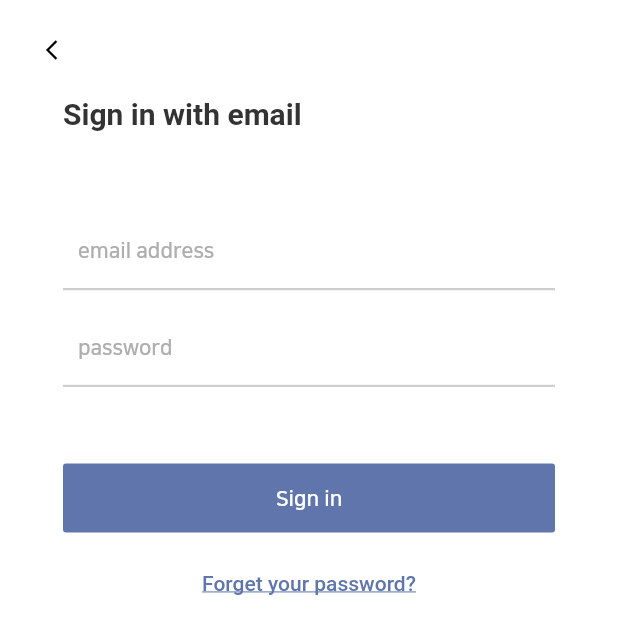
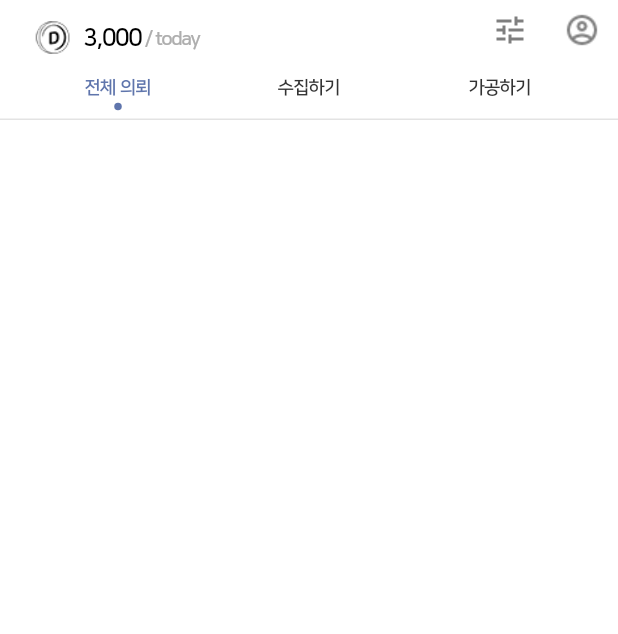
Before and after one commit to cau-deal/deal-application, a Flutter app: the LoginEmailPage widget shown alone on an empty page, opened directly, after a tap on "Sign in", on a phone screen of 412 x 824 dp. Shown: the top 634 px of the screen. Run offline on Flutter 3.47's test engine with Material 2 defaults, Android fonts, the phone set to English and light mode, and no system bars; our stand-ins replace double_back_to_close_app, firebase_auth, firebase_messaging, fluttertoast, google_sign_in, shared_preferences; missing offline and left inert: flutter_crashlytics, flutter_lottie, flutter_page_indicator; accounts and stored records are empty; Roboto replaces fonts that are missing (Hind).

Commit message:
[UI][Android] publish mission list page

```diff
--- a/lib/src/screens/login_email/login_email.dart
+++ b/lib/src/screens/login_email/login_email.dart
@@ -5,6 +5,7 @@ import 'package:deal/src/custom/widgets/white_round_button.dart';
 import 'package:deal/src/custom/widgets/styled_textform_field.dart';
 import 'package:deal/src/custom/widgets/tall_height_app_bar_container.dart';
 
+import 'package:deal/src/screens/mission_list/mission_list.dart';
 import 'package:deal/src/screens/forgot_password/forgot_password.dart';
 
 
@@ -42,7 +43,13 @@ class LoginEmailPage extends StatelessWidget {
                       buttonColor: Color(0xFF5f75ac),
                       textColor: Colors.white,
                       text: S.of(ctx).prompt_login,
-                      onPressed: () {}
+                      onPressed: () {
+                        Navigator.pushAndRemoveUntil(
+                            ctx,
+                            MaterialPageRoute(builder: (ctx) => MissionListPage()),
+                            (Route<dynamic> route) => false
+                        );
+                      }
                   ),
                 ),
                 margin: EdgeInsets.only(top: 50)
--- /dev/null
+++ b/lib/src/screens/mission_list/mission_list.dart
@@ -0,0 +1,43 @@
+import 'package:flutter/material.dart';
+import 'package:deal/generated/i18n.dart';
+
+import 'package:deal/src/custom/widgets/styled_textform_field.dart';
+import 'widgets/mission_list_tab_container.dart';
+
+
+class MissionListPage extends StatelessWidget {
+
+  @override
+  Widget build(BuildContext ctx) {
+
+    return new MissionListTabContainer(
+      text: S.of(ctx).title_login_with_email,
+      child: Container(
+        padding: EdgeInsets.only(left: 42, right: 42),
+        child: Container(
+          child: Column(
+            children: <Widget>[
+              Container(
+                child: StyledTextFormField(
+                  placeholder: S.of(ctx).login_email_hint,
+                  textInputType: TextInputType.emailAddress,
+                ),
+                margin: EdgeInsets.only(top: 32)
+              ),
+
+              Container(
+                child: StyledTextFormField(
+                  placeholder: S.of(ctx).login_password_hint,
+                  textInputType: TextInputType.visiblePassword,
+                  obscure: true,
+                ),
+                margin: EdgeInsets.only(top: 12)
+              ),
+
+            ],
+          )
+        )
+      )
+    );
+  }
+}
--- /dev/null
+++ b/lib/src/screens/mission_list/widgets/mission_list_tab_bar.dart
@@ -0,0 +1,72 @@
+import 'package:flutter/material.dart';
+
+
+class MissionListTabBar extends StatelessWidget {
+
+  final List<String> items;
+
+  MissionListTabBar({
+    @required this.items,
+  }) : assert(items != null);
+
+  @override
+  Widget build(BuildContext context) {
+    return Container(
+      decoration: BoxDecoration(
+            border: Border(
+                bottom: BorderSide(
+                  color: Color(0xffE3E3E3),
+                  width: 1.0,
+                  style: BorderStyle.solid,
+                )
+            )
+        ),
+      padding: EdgeInsets.only(left: 15, right: 15),
+      height: 40,
+      child: TabBar(
+        unselectedLabelStyle: TextStyle(fontFamily: "NanumSquare", fontSize: 12.0, fontWeight: FontWeight.w600),
+          labelStyle: TextStyle(fontFamily: "NanumSquare", fontSize: 12.0, fontWeight: FontWeight.w600),
+          indicator: CustomTabIndicator(),
+          labelColor: Color(0xff5F75AC),
+          unselectedLabelColor: Color(0xff333333),
+          tabs: this.items.map((title) => Tab(text: title)).toList()
+        )
+    );
+  }
+}
+
+class CustomTabIndicator extends Decoration {
+  @override
+  _CustomPainter createBoxPainter([VoidCallback onChanged]) {
+    return new _CustomPainter(this, onChanged);
+  }
+}
+
+class _CustomPainter extends BoxPainter {
+
+  final CustomTabIndicator decoration;
+
+  _CustomPainter(this.decoration, VoidCallback onChanged)
+      : assert(decoration != null),
+        super(onChanged);
+
+  @override
+  void paint(Canvas canvas, Offset offset, ImageConfiguration configuration) {
+    assert(configuration != null);
+    assert(configuration.size != null);
+
+    //offset is the position from where the decoration should be drawn.
+    //configuration.size tells us about the height and width of the tab.
+    final Rect rect = offset & configuration.size;
+    final Paint paint = Paint();
+
+    paint.color = Color(0xff5F75AC);
+    paint.style = PaintingStyle.fill;
+
+    final dx = offset.dx + (rect.width / 2);
+    final dy = rect.height - 8;
+
+    canvas.drawCircle(Offset(dx, dy), 2.5, paint);
+  }
+
+}
--- /dev/null
+++ b/lib/src/screens/mission_list/widgets/mission_list_tab_container.dart
@@ -0,0 +1,101 @@
+import 'package:flutter/material.dart';
+
+import './mission_list_tab_bar.dart';
+
+
+class MissionListTabContainer extends StatelessWidget {
+
+  final Widget child;
+  final String text;
+
+  final List<String> items = ["test", "test", "test"];
+
+  MissionListTabContainer({
+    @required this.child,
+    @required this.text,
+  }) : assert(child != null), assert(text != null);
+
+  @override
+  Widget build(BuildContext context) {
+    return new DefaultTabController(
+        length: 3,
+        child: NestedScrollView(
+          headerSliverBuilder: (BuildContext context, bool innerBoxIsScrolled){
+            return [
+              SliverAppBar(
+                expandedHeight: 80.0,
+                elevation: 0,
+                backgroundColor: Colors.white,
+                floating: true,
+                pinned: true,
+                snap: true,
+                title: Container(
+                  padding: EdgeInsets.only(top: 10.0),
+                  child: RichText(
+                    text: TextSpan(
+                        children: <TextSpan>[
+                          TextSpan(
+                              text: "3,000",
+                              style: TextStyle(
+                                fontFamily: "NanumSquare",
+                                fontSize: 16.0,
+                                color: Colors.black,
+                                letterSpacing: -1.0,
+                                fontWeight: FontWeight.w600
+                              ),
+                          ),
+                          TextSpan(
+                              text: " / today",
+                              style: TextStyle(
+                                  fontFamily: "NanumSquare",
+                                  fontSize: 13.0,
+                                  color: Color(0xffAEAEAE),
+                                  letterSpacing: -1.0,
+                                  fontWeight: FontWeight.w600
+                              ),
+                          )
+                        ]
+                    ),
+                    textAlign: TextAlign.left,
+                    overflow: TextOverflow.fade,
+                    maxLines: 3,
+                  )
+                ),
+                titleSpacing: 0,
+                bottom: PreferredSize(
+                    preferredSize: Size.fromHeight(40.0),
+                    child: MissionListTabBar(
+                        items: ["전체 의뢰", "수집하기", "가공하기"]
+                    )
+                ),
+                leading: IconButton(
+                  icon: Image.asset("res/images/app-logo-black.png"),
+                  iconSize: 24,
+                  padding: const EdgeInsets.only(left:15.0, top: 10.0),
+                  onPressed: () { },
+                ),
+                actions: <Widget>[
+                  IconButton(
+                    icon: Image.asset("res/images/icon_tune.png"),
+                    iconSize: 24
+                  ),
+                  IconButton(
+                      icon: Image.asset("res/images/icon_mypage.png"),
+                      iconSize: 24
+                  )
+                ],
+              )
+            ];
+          },
+
+          body: TabBarView(
+            children: <Widget>[
+              Center(child: Container(color: Colors.white)),
+              Center(child: Container(color: Colors.pinkAccent)),
+              Center(child: Container(color: Colors.amber)),
+            ],
+          ),
+        )
+    );
+  }
+}
--- a/res/values/strings_ko.arb
+++ b/res/values/strings_ko.arb
@@ -4,7 +4,7 @@
   "login_with_email": "이메일로 로그인하기",
 
   "title_login_with_email": "이메일로 로그인",
-  "title_login_with_google": "구글계정으로 로그인",
+  "title_login_with_google": "구글 계정으로 로그인",
   "title_register_with_email": "이메일로 회원가입",
   "title_forgot_password": "비밀번호 재설정",
   "title_agreements": "약관 확인",
```
Also changed, not shown: lib/generated/i18n.dart, res/images/app-logo-black.png (added), res/images/icon_mypage.png (added), res/images/icon_tune.png (added).
